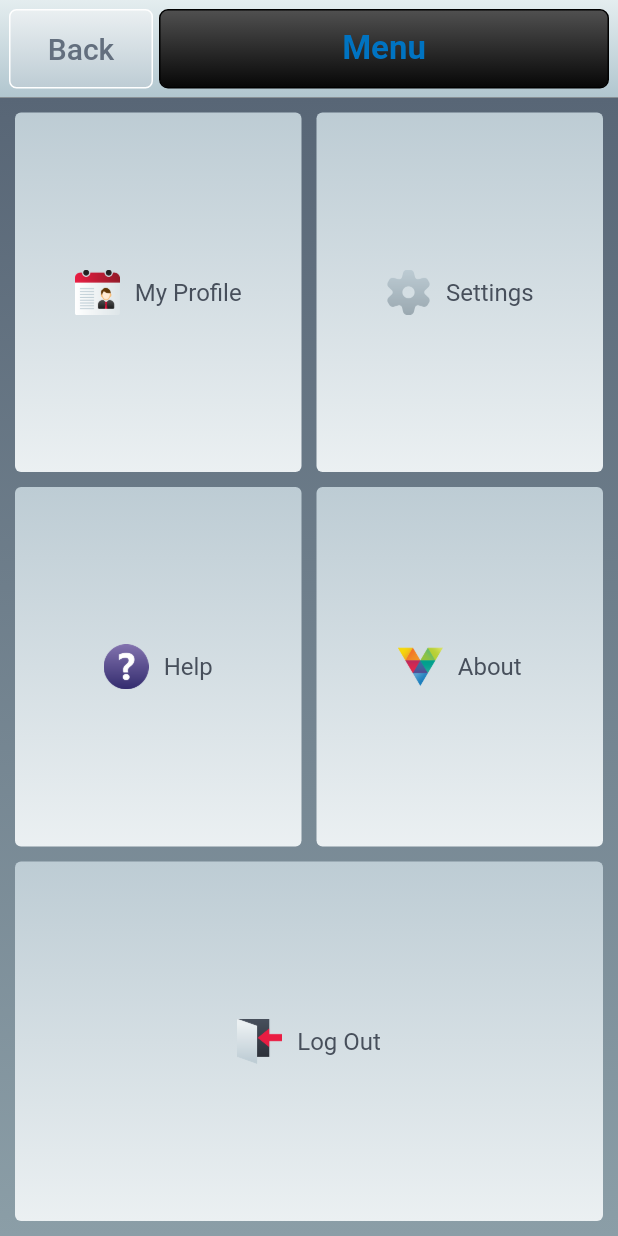
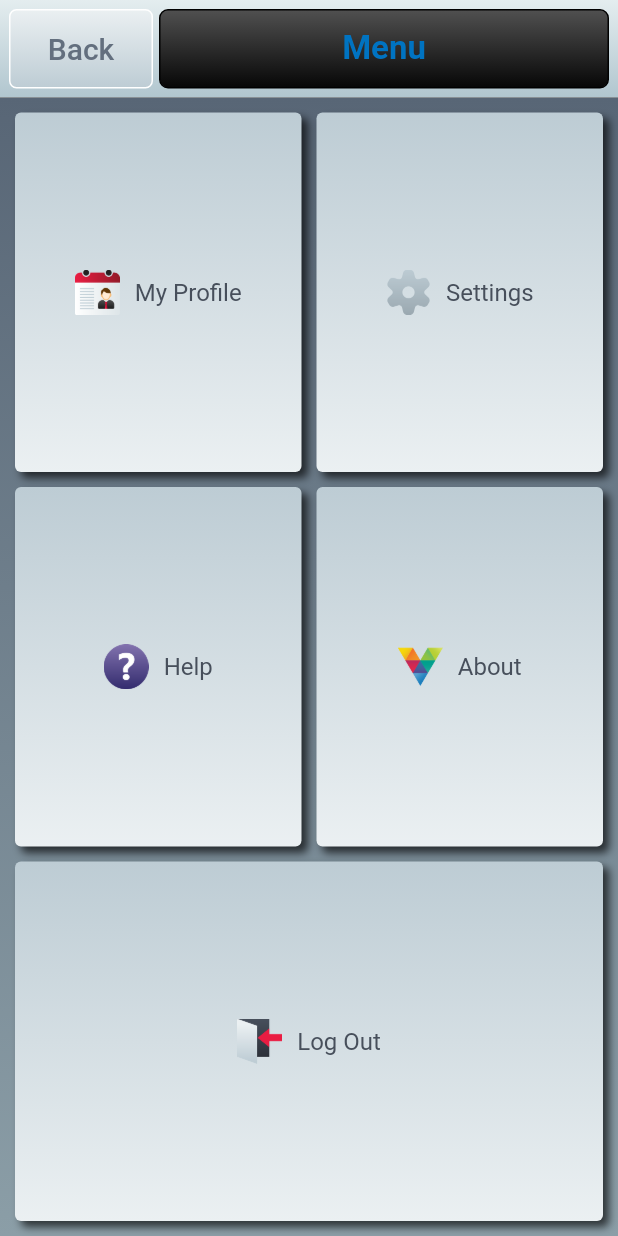
Before and after one commit to mikolajdebowski/techViz, a Flutter app: the Menu screen opened by its route, on a phone screen of 412 x 824 dp. Run offline on Flutter 3.47's test engine with Material 2 defaults, Android fonts, the phone set to English and light mode, and no system bars; our stand-ins replace charts_flutter, event_bus, shared_preferences, sqflite; missing offline and left inert: dart_amqp, validator, vizexplorer_mobile_common; accounts and stored records are empty; Roboto replaces fonts that are missing (Poppins).

```diff
--- a/lib/components/VizOptionButton.dart
+++ b/lib/components/VizOptionButton.dart
@@ -5,6 +5,7 @@ class VizOptionButton extends StatelessWidget {
       {Key key,
         this.onTap,
         this.flex = 1,
+        this.flexible = false,
         this.selected = false,
         this.iconName})
       : super(key: key);
@@ -14,10 +15,12 @@ class VizOptionButton extends StatelessWidget {
   final bool selected;
   final String iconName;
   final int flex;
+  final bool flexible;
 
   @override
   Widget build(BuildContext context) {
     BoxDecoration bg = BoxDecoration(
+        boxShadow: [BoxShadow(color: Color(0xAA000000), offset: Offset(4.0, 4.0), blurRadius: 4.0)],
         color: Colors.grey,
         gradient: LinearGradient(
             colors: [Color(0xFFbdccd4), Color(0xFFebf0f2)],
@@ -39,10 +42,7 @@ class VizOptionButton extends StatelessWidget {
       );
     }
 
-    return Flexible(
-        fit: FlexFit.tight,
-        flex: flex,
-        child: Padding(
+    var btn = Padding(
       child: GestureDetector(
         onTap: onTap,
         child: Container(
@@ -52,8 +52,17 @@ class VizOptionButton extends StatelessWidget {
         ),
       ),
       padding: EdgeInsets.all(5.0),
-        )
     );
+
+    if(flexible){
+      return Flexible(
+          fit: FlexFit.tight,
+          flex: flex,
+          child: btn
+      );
+    }
+
+    return btn;
 
   }
 }
--- a/lib/home.dart
+++ b/lib/home.dart
@@ -34,6 +34,12 @@ class _HomeState extends State<Home> {
   void mockZoneAndStatus() {
     availableStatuses.add(VizSelectorOption("1", "Available"));
     availableStatuses.add(VizSelectorOption("2", "Off shift"));
+    availableStatuses.add(VizSelectorOption("2", "Off shift"));
+    availableStatuses.add(VizSelectorOption("2", "Off shift"));
+    availableStatuses.add(VizSelectorOption("2", "Off shift"));
+    availableStatuses.add(VizSelectorOption("2", "Off shift"));
+    availableStatuses.add(VizSelectorOption("2", "Off shift"));
+
 
     for (var i = 0; i < 1000; i++) {
       availableZones.add(VizSelectorOption(i.toString(), i.toString()));
--- a/lib/menu.dart
+++ b/lib/menu.dart
@@ -12,26 +12,39 @@ class Menu extends StatefulWidget {
 }
 
 class _MenuState extends State<Menu> {
+  void logOut(){
+    Navigator.pushReplacementNamed(context, '/login');
+  }
 
+  void goToMyProfile(){
+    //Navigator.pushReplacementNamed(context, '/profile');
+  }
 
-  void logOut(){
-    //clear
-    Navigator.pushReplacementNamed(context, '/login');
+  void goToSettings(){
+    //Navigator.pushReplacementNamed(context, '/settings');
+  }
+
+  void goToHelp(){
+    //Navigator.pushReplacementNamed(context, '/help');
+  }
+
+  void goToAbout(){
+    //Navigator.pushReplacementNamed(context, '/about');
   }
 
 
   @override
   Widget build(BuildContext context) {
     Row rowProfileSettings = Row(
-      children: <Widget>[VizOptionButton('My Profile', iconName: 'ic_my_profile.png'), VizOptionButton('Settings', iconName: 'ic_settings.png')],
+      children: <Widget>[VizOptionButton('My Profile', iconName: 'ic_my_profile.png', flexible: true), VizOptionButton('Settings', iconName: 'ic_settings.png',flexible: true)],
     );
 
     Row rowHelpAbout = Row(
-      children: <Widget>[VizOptionButton('Help', iconName: 'ic_help.png'), VizOptionButton('About', iconName: 'ic_about.png', )],
+      children: <Widget>[VizOptionButton('Help', iconName: 'ic_help.png',flexible: true), VizOptionButton('About', iconName: 'ic_about.png', flexible: true)],
     );
 
 
-    VizOptionButton rowLogoff = VizOptionButton('Log Out', iconName: 'ic_logout.png', onTap: logOut);
+    VizOptionButton rowLogoff = VizOptionButton('Log Out', iconName: 'ic_logout.png', onTap: logOut, flexible: true);
 
     Container container = Container(
       child: Padding(
```
Also changed, not shown: lib/components/vizSelector.dart (+32 -53 lines). Lines whose indentation alone changed are shown as unchanged.
